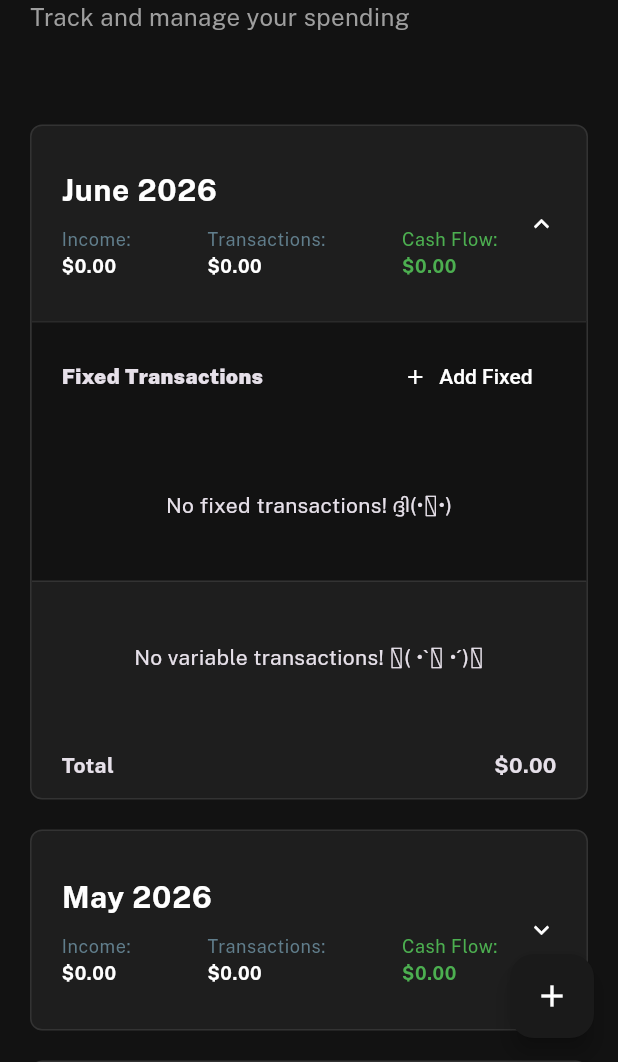
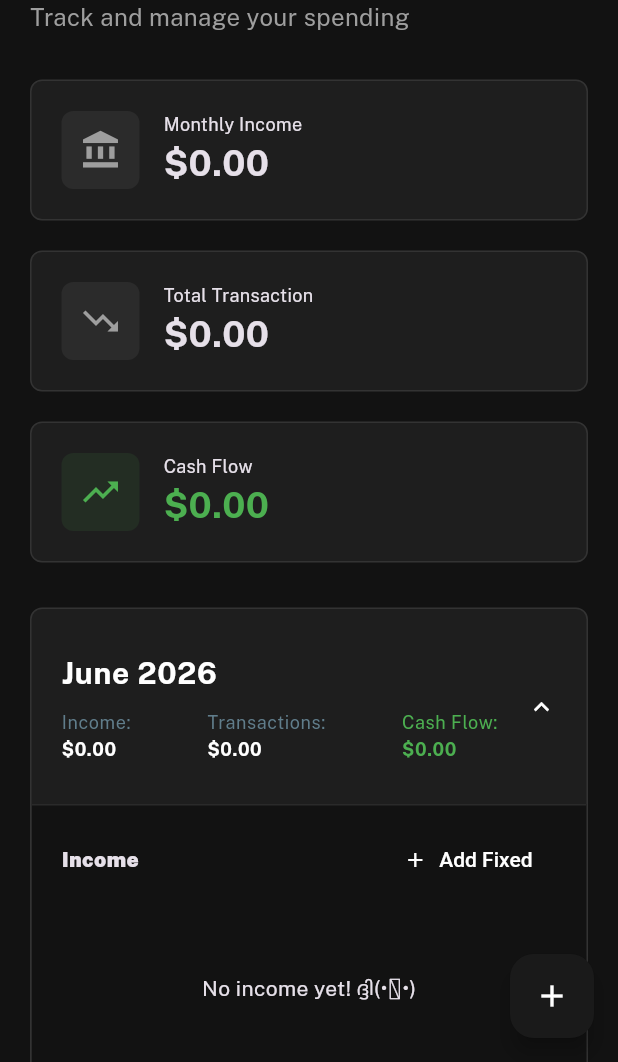
Before and after one commit to mustachebutter/expense-tracker, a Flutter app: the screen it shows after launch, on a phone screen of 412 x 824 dp, the part 174-1236 px from its top. Run offline on Flutter 3.47's test engine with Material 3 defaults, Android fonts, the light colour scheme and no system bars; our stand-ins replace drift, google_fonts, material_symbols_icons, supabase_flutter; accounts and stored records are empty; generated files the repository leaves out were written again; network calls fail; statements that could not run were skipped.

Commit message:
- Added dashboard metric back to show all time stats

```diff
--- a/lib/daos/transactions_dao.dart
+++ b/lib/daos/transactions_dao.dart
@@ -14,6 +14,8 @@ class TransactionWithCategory
     required this.category,
   });
 }
+
+typedef DashboardMetrics = ({ double income, double expense, double cashFlow });
 
 @DriftAccessor(tables: [Transactions, Categories, Templates])
 class TransactionsDao extends BaseDao<Transactions, Transaction> with _$TransactionsDaoMixin
@@ -39,6 +41,29 @@ class TransactionsDao extends BaseDao<Transactions, Transaction> with _$Transact
     final row = await query.getSingleOrNull();
 
     return row?.read(earliestDate);
+  }
+
+  Stream<DashboardMetrics> watchDashboardMetrics()
+  {
+    final incomeSum = transactions.amount.sum(
+      filter: transactions.type.equalsValue(TransactionType.income)
+    );
+
+    final expenseSum = transactions.amount.sum(
+      filter: transactions.type.equalsValue(TransactionType.expense)
+    );
+
+    final query = selectOnly(transactions)
+      ..addColumns([incomeSum, expenseSum])
+      ..where(transactions.isDeleted.equals(false));
+
+    return query.watchSingle().map((row) {
+      final income = row.read(incomeSum) ?? 0.0;
+      final expense = row.read(expenseSum) ?? 0.0;
+      final cashFlow = income - expense;
+
+      return (income: income, expense: expense, cashFlow: cashFlow);
+    });
   }
 
   Future<bool> softDelete(Transaction entity)
--- a/lib/database.dart
+++ b/lib/database.dart
@@ -24,7 +24,10 @@ class Categories extends Table
   TextColumn get name => text()();
   TextColumn get colorHex => text()();
   TextColumn get iconKey => text()();
+  IntColumn get type => intEnum<TransactionType>()();
+
   TextColumn get userId => text()();
+
   BoolColumn get isActive => boolean().withDefault(const Constant(true))();
   BoolColumn get isSynced => boolean().withDefault(const Constant(false))();
   BoolColumn get isDeleted => boolean().withDefault(const Constant(false))();
--- a/lib/main.dart
+++ b/lib/main.dart
@@ -71,82 +71,6 @@ class AppConstants {
   }
 
   static const Color primaryBlue = Color(0xFF0D47A1);
-  // static const Map<String, Map<String, Object>> categories = {
-  //   "bills": {
-  //     "icon": Icon(Icons.money),
-  //     "color": Colors.black,
-  //   },
-  //   "food": {
-  //     "icon": Icon(Icons.restaurant),
-  //     "color": Color(0xFF00E6C4),
-  //   },
-  //   "transport": {
-  //     "icon": Icon(Icons.train),
-  //     "color": Colors.green,
-  //   },
-  //   "Entertainment": {
-  //     "icon": Icon(Icons.videogame_asset),
-  //     "color": Colors.blue,
-  //   },
-  //   "Shopping": {
-  //     "icon": Icon(Icons.shopping_bag),
-  //     "color": Colors.orange,
-  //   },
-  //   "Utility": {
-  //     "icon": Icon(Icons.electric_bolt),
-  //     "color": Colors.deepPurpleAccent,
-  //   },
-  //   "Health": {
-  //     "icon": Icon(Symbols.health_cross),
-  //     "color": Colors.red,
-  //   },
-  //   "Other": {
-  //     "icon": Icon(Symbols.more_horiz),
-  //     "color": Colors.grey,
-  //   },
-  // };
-
-  static Map monthlyIncome = {
-    "income_1": 2908.31 * 2,
-  };
-
-  static Map financialGoals = {
-    "Savings": 1500.0,
-    "Investing": 1000.0,
-  };
-
-  static var templates = [
-    {
-      "id": "template_rent",
-      "label": "Rent",
-      "fixedAmount": 1100.00,
-      "date": DateTime.now(),
-      "tags": ["Fixed"],
-    },
-    {
-      "id": "template_internet",
-      "label": "Internet and Phone",
-      "fixedAmount": 163.85,
-      "date": DateTime.now(),
-      "tags": ["Fixed"],
-    },
-  ];
-
-  static List<({double income, DateTime date})> allIncome = [
-    (income: 2908.31 * 2, date: DateTime(2026, 3)),
-    (income: 2908.31 * 2, date: DateTime(2026, 4)),
-    (income: 2908.31 * 2, date: DateTime(2026, 5)),
-    (income: 2908.31 * 2, date: DateTime(2026, 6)),
-  ];
-
-  // static List<Transaction> allTransactions = [
-  //   Transaction(id: '2', label: 'Hydro', fixedAmount: 0, variableAmount: 61, tags: ['Utility'], date: DateTime(2026, 4, 11)),
-  //   Transaction(id: '3', label: 'Water', fixedAmount: 0, variableAmount: 111, tags: ['Utility'], date: DateTime(2026, 4, 11)),
-  //   Transaction(id: '4', label: 'Hydro', fixedAmount: 0, variableAmount: 50, tags: ['Utility'], date: DateTime(2026, 3, 11)),
-  //   Transaction(id: '5', label: 'Uber', fixedAmount: 0, variableAmount: 15, tags: ['Transport'], date: DateTime(2026, 3, 11)),
-  //   Transaction(id: '5', label: 'Uber', fixedAmount: 0, variableAmount: 15, tags: ['Transport'], date: DateTime(2026, 3, 11)),
-  //   Transaction(id: '5', label: 'Hydro', fixedAmount: 0, variableAmount: 15, tags: ['Transport'], date: DateTime(2026, 5, 11)),
-  // ];
 }
 class TransactionApp extends StatefulWidget {
   const TransactionApp({super.key});
--- a/lib/screens/dashboard.dart
+++ b/lib/screens/dashboard.dart
@@ -81,26 +81,34 @@ class _DashboardState extends State<Dashboard> {
 
               const SizedBox(height: 30,),
 
-              // screenWidth < 600
-              // ? Column(
-              //     children: [
-              //     SummaryCard(title: "Monthly Income", amount: "\$${totalIncome.toStringAsFixed(2)}", icon: Icons.account_balance, iconColor: Colors.grey,),
-              //     const SizedBox(height: 20,),
-              //     SummaryCard(title: "Total Transaction", amount: "\$${totalOut.toStringAsFixed(2)}", icon: Icons.trending_down, iconColor: Colors.grey,),
-              //     const SizedBox(height: 20,),
-              //     SummaryCard(title: "Cash Flow", amount: "\$${cashFlow.toStringAsFixed(2)}", icon: Icons.trending_up, iconColor: Colors.green,),
-              //   ],
-              // )
-              // : Row(
-              //     children: [
-              //       Expanded(child: SummaryCard(title: "Monthly Income", amount: "\$${totalIncome.toStringAsFixed(2)}", icon: Icons.account_balance, iconColor: Colors.grey,)),
-              //       const SizedBox(width: 20,),
-              //       Expanded(child: SummaryCard(title: "Total Transaction", amount: "\$${totalOut.toStringAsFixed(2)}", icon: Icons.trending_down, iconColor: Colors.grey,)),
-              //       const SizedBox(width: 20,),
-              //       Expanded(child: SummaryCard(title: "Cash Flow", amount: "\$${cashFlow.toStringAsFixed(2)}", icon: Icons.trending_up, iconColor: Colors.green,)),
-              //     ],
-              // ),
+              StreamBuilder<DashboardMetrics>(
+                stream: AppDatabase.instance.transactionsDao.watchDashboardMetrics(),
+                builder: (context, snapshot) {
+                  if (!snapshot.hasData) return CircularProgressIndicator();
 
+                  final metrics = snapshot.data!;
+
+                  return screenWidth < 600
+                    ? Column(
+                        children: [
+                        SummaryCard(title: "Monthly Income", amount: "\$${metrics.income.toStringAsFixed(2)}", icon: Icons.account_balance, iconColor: Colors.grey,),
+                        const SizedBox(height: 20,),
+                        SummaryCard(title: "Total Transaction", amount: "\$${metrics.expense.toStringAsFixed(2)}", icon: Icons.trending_down, iconColor: Colors.grey,),
+                        const SizedBox(height: 20,),
+                        SummaryCard(title: "Cash Flow", amount: "\$${metrics.cashFlow.toStringAsFixed(2)}", icon: Icons.trending_up, iconColor: Colors.green,),
+                      ],
+                    )
+                    : Row(
+                        children: [
+                          Expanded(child: SummaryCard(title: "Monthly Income", amount: "\$${metrics.income.toStringAsFixed(2)}", icon: Icons.account_balance, iconColor: Colors.grey,)),
+                          const SizedBox(width: 20,),
+                          Expanded(child: SummaryCard(title: "Total Transaction", amount: "\$${metrics.expense.toStringAsFixed(2)}", icon: Icons.trending_down, iconColor: Colors.grey,)),
+                          const SizedBox(width: 20,),
+                          Expanded(child: SummaryCard(title: "Cash Flow", amount: "\$${metrics.cashFlow.toStringAsFixed(2)}", icon: Icons.trending_up, iconColor: Colors.green,)),
+                        ],
+                    );
+                },
+              ),
 
               const SizedBox(height: 30,),
 
--- a/lib/sync_engine.dart
+++ b/lib/sync_engine.dart
@@ -165,6 +165,7 @@ class SyncEngine
           name: drift.Value(row['name']),
           colorHex: drift.Value(row['color_hex']),
           iconKey: drift.Value(row['icon_key']),
+          type: drift.Value(TransactionType.values[row['type'] as int]),
           userId: drift.Value(row['user_id']),
           isActive: drift.Value(row['is_active']),
           isDeleted: drift.Value(row['is_deleted']),
--- a/lib/widgets/ledger_list.dart
+++ b/lib/widgets/ledger_list.dart
@@ -25,11 +25,13 @@ class LedgerList extends StatelessWidget
   @override
   Widget build(BuildContext context) {
     double totalTransactionOfFilter() => transactionsWithCategory.sumBy((item) {
-      if (activeFilter == "All") return item.expense.amount;
+      if (activeFilter == "All" && item.expense.type == TransactionType.expense) return item.expense.amount;
       return item.category.name == activeFilter ? item.expense.amount : 0.0;
     });
 
-    double totalTransaction() => transactionsWithCategory.sumBy((item) => item.expense.amount);
+    double totalTransaction() => transactionsWithCategory.sumBy((item) {
+      return item.expense.type == TransactionType.expense ? item.expense.amount : 0.0;
+    });
     double totalFixedTransaction() => transactionsWithCategory.sumBy((item) {
       return item.expense.templateId != null ? item.expense.amount : 0.0;
     });
@@ -38,13 +40,17 @@ class LedgerList extends StatelessWidget
     });
 
     // NOTE: We filter the transaction here to render in the UI
-    List<TransactionWithCategory> transactionsToRender = transactionsWithCategory.where((t) {
-      if (activeFilter == "All") return true;
+    List<TransactionWithCategory> activeFilterTypeTransactions = transactionsWithCategory.where((t) {
+      if (activeFilter == "All") return t.expense.type == TransactionType.expense;
       return t.category.name == activeFilter;
     }).toList();
 
     final List<TransactionWithCategory> fixedTransactions = transactionsWithCategory
       .where((t) => t.expense.templateId != null)
+      .toList();
+
+    final List<TransactionWithCategory> incomeTransactions = transactionsWithCategory
+      .where((t) => t.expense.type == TransactionType.income)
       .toList();
 
     final ColorScheme colorScheme = Theme.of(context).colorScheme;
@@ -109,7 +115,7 @@ class LedgerList extends StatelessWidget
                             child: Row(
                               mainAxisAlignment: MainAxisAlignment.spaceBetween,
                               children: [
-                                const Text("Fixed Transactions", style: TextStyle(fontWeight: FontWeight.w900),),
+                                const Text("Income", style: TextStyle(fontWeight: FontWeight.w900),),
                                 TextButton.icon(
                                   onPressed: () {
                                     //TODO: Add fixed transactions handler
@@ -122,20 +128,20 @@ class LedgerList extends StatelessWidget
                           ),
 
                           //TODO: Change this to income!
-                          fixedTransactions.isEmpty
+                          incomeTransactions.isEmpty
                             ? Padding(
                               padding: EdgeInsets.all(40.0),
                               child: Text(
-                                "No fixed transactions! ദ്ദി(•ᴗ•)"
+                                "No income yet! ദ്ദി(•ᴗ•)"
                               )
                             )
                             : ListView.separated(
                               shrinkWrap: true,
                               physics: const NeverScrollableScrollPhysics(),
-                              itemCount: fixedTransactions.length,
+                              itemCount: incomeTransactions.length,
                               separatorBuilder: (context, index) => Divider(height: 1, color: colorScheme.outlineVariant),
                               itemBuilder: (context, index) {
-                                final item = fixedTransactions[index];
+                                final item = incomeTransactions[index];
                                 return Container(
                                   color: colorScheme.surface,
                                   child: ListTile(
@@ -160,7 +166,7 @@ class LedgerList extends StatelessWidget
                   ),
 
                   // Variable Transactions
-                  transactionsToRender.isEmpty
+                  activeFilterTypeTransactions.isEmpty
                     ? Padding(
                       padding: EdgeInsets.all(40.0),
                       child: Text(
@@ -170,11 +176,11 @@ class LedgerList extends StatelessWidget
                     : ListView.separated(
                     shrinkWrap: true,
                     physics: const NeverScrollableScrollPhysics(),
-                    itemCount: transactionsToRender.length,
+                    itemCount: activeFilterTypeTransactions.length,
                     separatorBuilder: (context, index) => const Divider(height: 1,),
                     itemBuilder: (context, index) {
-                      final expense = transactionsToRender[index].expense;
-                      final category = transactionsToRender[index].category;
+                      final expense = activeFilterTypeTransactions[index].expense;
+                      final category = activeFilterTypeTransactions[index].category;
 
                       Color chipColor = AppConstants.getColorFromHex(category.colorHex ?? "9E9E9E");
 
```
Also changed, not shown: lib/database.g.dart.
